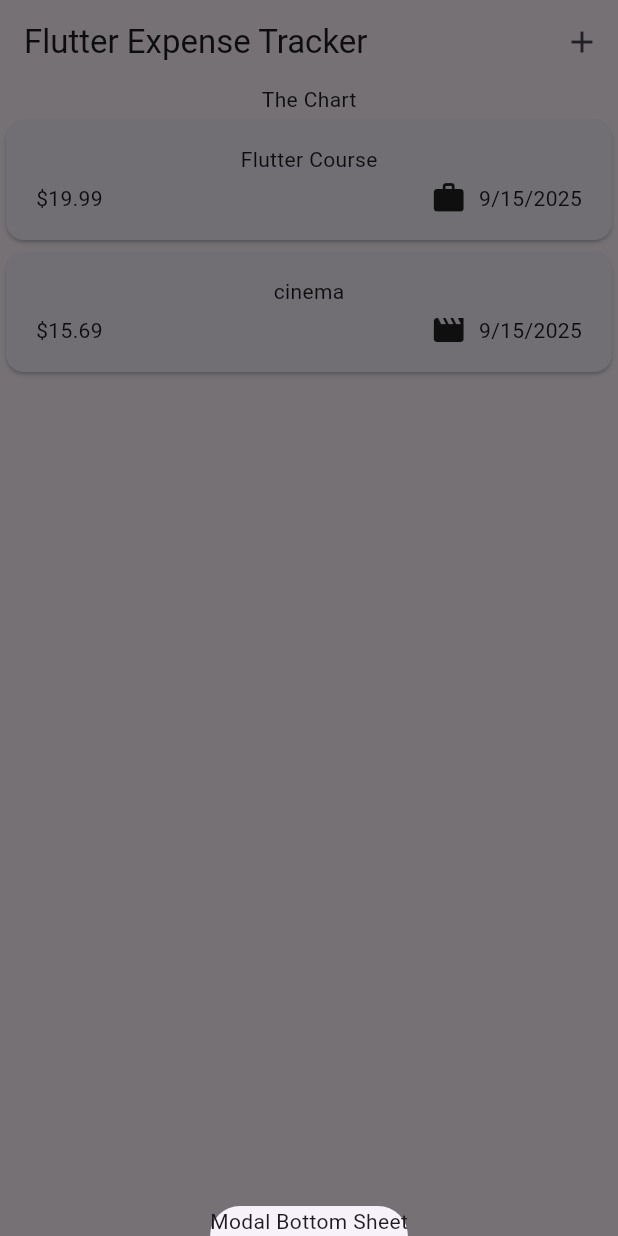
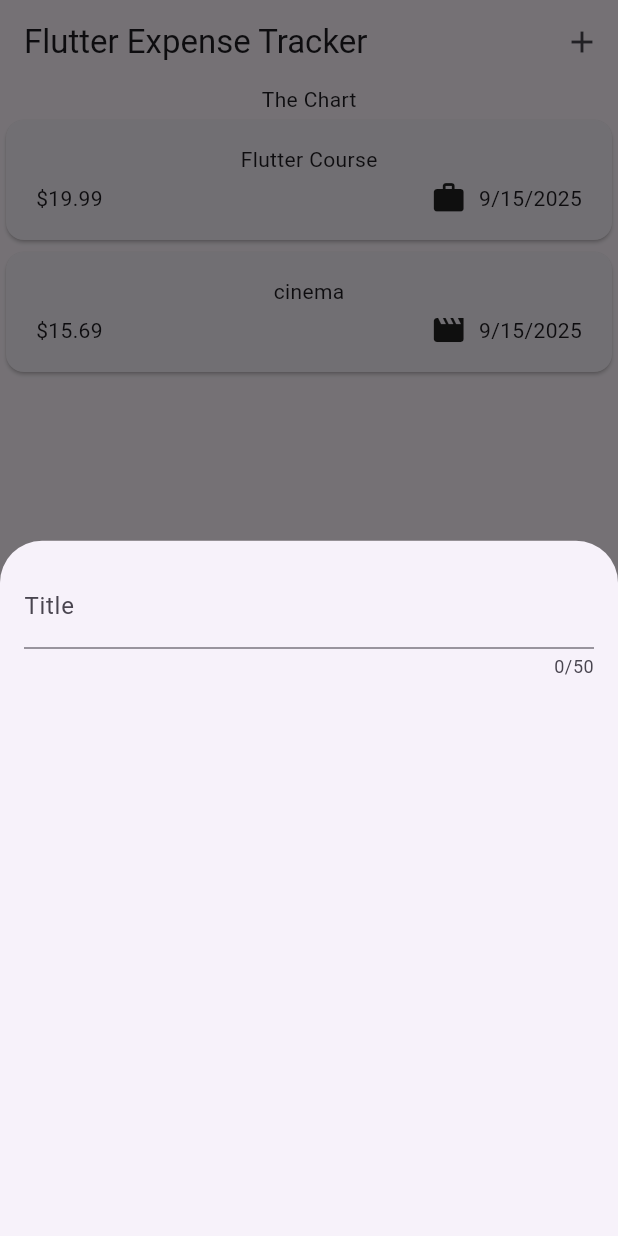
Before and after one commit to YigitErzen/flutter_course_expense_tracker_app, a Flutter app: the screen it shows after launch, after a tap on the "add" icon, on a phone screen of 412 x 824 dp. Run offline on Flutter 3.47's test engine with Material 3 defaults, Android fonts, the phone set to English and light mode, and no system bars.

Commit message:
Add NewExpense widget and integrate it into the Expenses overlay

```diff
--- a/lib/expenses.dart
+++ b/lib/expenses.dart
@@ -1,6 +1,8 @@
 import 'package:flutter/material.dart';
 import 'package:expense_tracker/models/expense.dart';
 import  'package:expense_tracker/widgets/expenses_list.dart';
+import 'package:expense_tracker/widgets/new_expense.dart';
+
 class Expenses extends StatefulWidget {
   const Expenses({super.key});
 
@@ -29,7 +31,7 @@ class _ExpensesState extends State<Expenses> {
   void _openAddExpenseOverlay() {
     showModalBottomSheet(
       context: context,
-      builder: (ctx) => const Text('Modal Bottom Sheet'),
+      builder: (ctx) => NewExpense(),
     );
   }
 
--- /dev/null
+++ b/lib/widgets/new_expense.dart
@@ -0,0 +1,27 @@
+import 'package:flutter/material.dart';
+
+class NewExpense extends StatefulWidget {
+  const NewExpense({super.key});
+
+  @override
+  State<NewExpense> createState() {
+    return _NewExpenseState();
+  }
+}
+
+class _NewExpenseState extends State<NewExpense> {
+  @override
+  Widget build(BuildContext context) {
+    return Padding(
+      padding: EdgeInsets.all(16),
+      child: Column(
+        children: [
+          TextField(
+            maxLength: 50,
+            decoration: InputDecoration(labelText: 'Title'),
+          ),
+        ],
+      ),
+    );
+  }
+}
```
